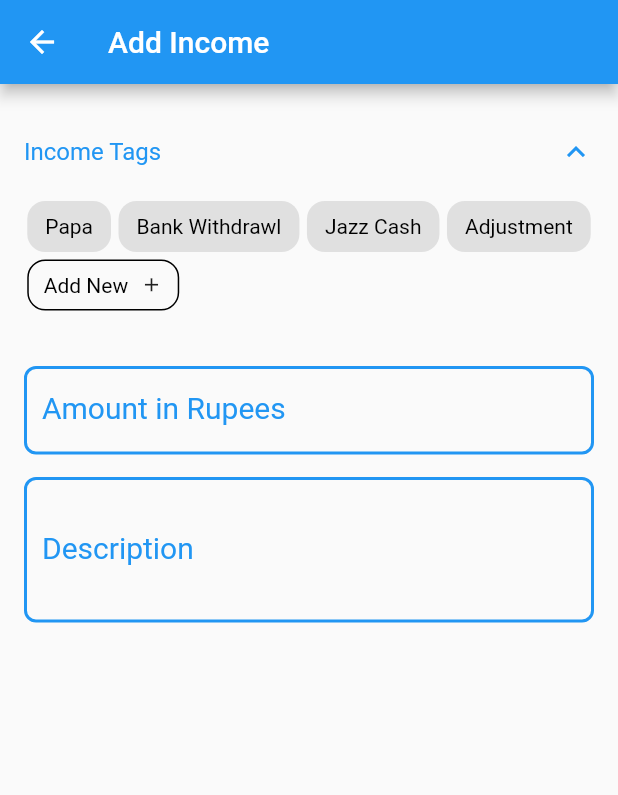
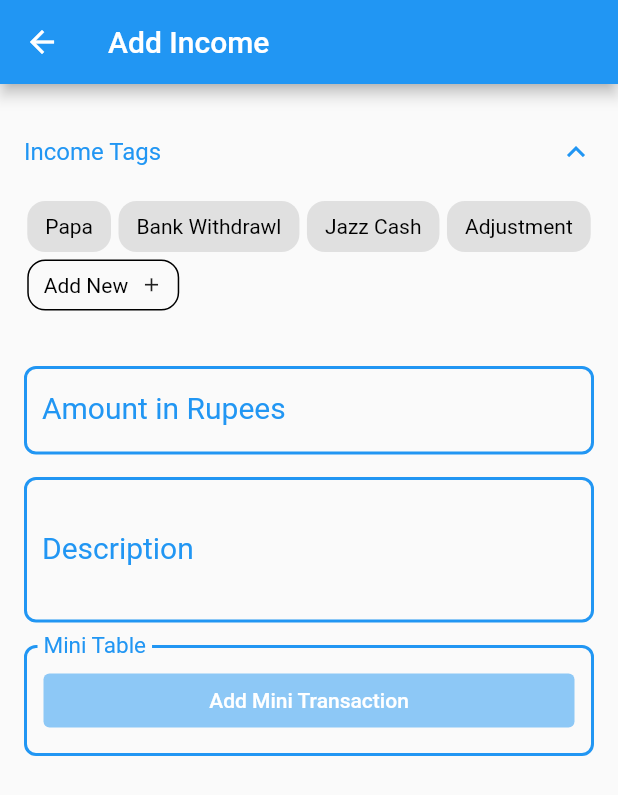
Before and after one commit to mshahzaib1629/little_pocket, a Flutter app: the AddTransactionScreen screen opened directly, on a phone screen of 412 x 824 dp. Shown: the top 795 px of the screen. Run offline on Flutter 3.47's test engine with Material 2 defaults, Android fonts, the phone set to English and light mode, and no system bars; missing offline and left inert: hawk_fab_menu.

Commit message:
Mini Table Added in Add Transaction Screen

```diff
--- a/lib/helpers/styling.dart
+++ b/lib/helpers/styling.dart
@@ -35,4 +35,48 @@ class AppTheme {
   static TextStyle addTagBtnTextStyle = TextStyle(
     color: Colors.black,
   );
+
+  static InputDecoration inputDecoration(color) => InputDecoration(
+        labelStyle: TextStyle(
+          color: color,
+          fontSize: 20,
+        ),
+        filled: false,
+        fillColor: color.withOpacity(0.15),
+        enabledBorder: OutlineInputBorder(
+          borderSide: BorderSide(
+            color: color,
+            width: 2,
+          ),
+          borderRadius: BorderRadius.circular(8),
+        ),
+        focusedBorder: OutlineInputBorder(
+          borderSide: BorderSide(
+            color: color,
+            width: 2,
+          ),
+          borderRadius: BorderRadius.circular(8),
+        ),
+        disabledBorder: OutlineInputBorder(
+          borderSide: BorderSide(
+            color: color,
+            width: 2,
+          ),
+          borderRadius: BorderRadius.circular(8),
+        ),
+        errorBorder: OutlineInputBorder(
+          borderSide: BorderSide(
+            color: color,
+            width: 2,
+          ),
+          borderRadius: BorderRadius.circular(8),
+        ),
+        focusedErrorBorder: OutlineInputBorder(
+          borderSide: BorderSide(
+            color: color,
+            width: 2,
+          ),
+          borderRadius: BorderRadius.circular(8),
+        ),
+      );
 }
--- a/lib/screens/add_transaction_screen.dart
+++ b/lib/screens/add_transaction_screen.dart
@@ -1,8 +1,10 @@
 import 'package:flutter/material.dart';
 import 'package:little_pocket/helpers/enums.dart';
 import 'package:little_pocket/helpers/styling.dart';
+import 'package:little_pocket/models/mini_transaction.dart';
 import 'package:little_pocket/models/tag.dart';
 import 'package:little_pocket/providers/tag_provider.dart';
+import 'package:little_pocket/widgets/add_mini_transaction_button.dart';
 import 'package:little_pocket/widgets/add_tag_button.dart';
 import 'package:little_pocket/widgets/tag_card.dart';
 import 'package:provider/provider.dart';
@@ -19,6 +21,8 @@ class _AddTransactionScreenState extends State<AddTransactionScreen> {
   final _amountTextController = TextEditingController();
   final _descriptionTextController = TextEditingController();
   Tag _selectedTag;
+
+  List<MiniTransaction> _miniTransactionList = [];
   Color _pageThemeColor() {
     Color color = AppTheme.adjustmentColor;
     if (widget.transactionType == TransactionType.Income)
@@ -105,47 +109,8 @@ class _AddTransactionScreenState extends State<AddTransactionScreen> {
   Widget _buildAmountField() {
     return TextFormField(
       controller: _amountTextController,
-      decoration: InputDecoration(
+      decoration: AppTheme.inputDecoration(_pageThemeColor()).copyWith(
         labelText: 'Amount in Rupees',
-        labelStyle: TextStyle(
-          color: _pageThemeColor(),
-          fontSize: 20,
-        ),
-        enabledBorder: OutlineInputBorder(
-          borderSide: BorderSide(
-            color: _pageThemeColor(),
-            width: 2,
-          ),
-          borderRadius: BorderRadius.circular(8),
-        ),
-        focusedBorder: OutlineInputBorder(
-          borderSide: BorderSide(
-            color: _pageThemeColor(),
-            width: 2,
-          ),
-          borderRadius: BorderRadius.circular(8),
-        ),
-        disabledBorder: OutlineInputBorder(
-          borderSide: BorderSide(
-            color: _pageThemeColor(),
-            width: 2,
-          ),
-          borderRadius: BorderRadius.circular(8),
-        ),
-        errorBorder: OutlineInputBorder(
-          borderSide: BorderSide(
-            color: _pageThemeColor(),
-            width: 2,
-          ),
-          borderRadius: BorderRadius.circular(8),
-        ),
-        focusedErrorBorder: OutlineInputBorder(
-          borderSide: BorderSide(
-            color: _pageThemeColor(),
-            width: 2,
-          ),
-          borderRadius: BorderRadius.circular(8),
-        ),
       ),
       keyboardType: TextInputType.number,
       minLines: 1,
@@ -156,14 +121,75 @@ class _AddTransactionScreenState extends State<AddTransactionScreen> {
   Widget _buildDescriptionField() {
     return TextField(
       controller: _descriptionTextController,
+      decoration: AppTheme.inputDecoration(_pageThemeColor()).copyWith(
+        labelText: 'Description',
+        hintText:
+            'Enter detail about this ${getEnumStringValue(widget.transactionType.toString())}',
+      ),
+      textCapitalization: TextCapitalization.sentences,
+      minLines: 3,
+      maxLines: 15,
+    );
+  }
+
+  var tableItem = (Widget textWidget) => Padding(
+        padding: const EdgeInsets.all(8.0),
+        child: textWidget,
+      );
+
+  List<TableRow> _buildMiniTableContent() {
+    return _miniTransactionList
+        .map((miniTransaction) => TableRow(children: [
+              tableItem(Text('${miniTransaction.name}')),
+              tableItem(Text('Rs. ${miniTransaction.amount.toString()}')),
+              tableItem(Text(
+                miniTransaction.balanceChange == BalanceChange.Icrement
+                    ? '+'
+                    : '-',
+                style: TextStyle(
+                  fontSize: 20,
+                  fontWeight: FontWeight.bold,
+                  color: miniTransaction.balanceChange == BalanceChange.Icrement
+                      ? AppTheme.amountIcrementColor
+                      : AppTheme.amountDecrementColor,
+                ),
+                textAlign: TextAlign.center,
+              )),
+              tableItem(InkWell(
+                onTap: () {},
+                child: Icon(
+                  Icons.edit,
+                  color: _pageThemeColor(),
+                  size: 16,
+                ),
+              )),
+            ]))
+        .toList();
+  }
+
+  void _addToMiniList(MiniTransaction miniTransaction) {
+    setState(() {
+      _miniTransactionList.add(miniTransaction);
+    });
+  }
+
+  Widget _buildMiniTable() {
+    return Container(
+      child: InputDecorator(
         decoration: InputDecoration(
-        labelText: 'Description',
+          contentPadding: EdgeInsets.all(13),
+          labelText: 'Mini Table',
           labelStyle: TextStyle(
             color: _pageThemeColor(),
             fontSize: 20,
           ),
-        hintText:
-            'Enter detail about this ${getEnumStringValue(widget.transactionType.toString())}',
+          border: OutlineInputBorder(
+            borderSide: BorderSide(
+              color: _pageThemeColor(),
+              width: 2,
+            ),
+            borderRadius: BorderRadius.circular(8),
+          ),
           enabledBorder: OutlineInputBorder(
             borderSide: BorderSide(
               color: _pageThemeColor(),
@@ -171,38 +197,60 @@ class _AddTransactionScreenState extends State<AddTransactionScreen> {
             ),
             borderRadius: BorderRadius.circular(8),
           ),
-        focusedBorder: OutlineInputBorder(
-          borderSide: BorderSide(
-            color: _pageThemeColor(),
-            width: 2,
         ),
-          borderRadius: BorderRadius.circular(8),
-        ),
-        disabledBorder: OutlineInputBorder(
-          borderSide: BorderSide(
-            color: _pageThemeColor(),
-            width: 2,
-          ),
-          borderRadius: BorderRadius.circular(8),
-        ),
-        errorBorder: OutlineInputBorder(
-          borderSide: BorderSide(
-            color: _pageThemeColor(),
-            width: 2,
-          ),
-          borderRadius: BorderRadius.circular(8),
-        ),
-        focusedErrorBorder: OutlineInputBorder(
-          borderSide: BorderSide(
-            color: _pageThemeColor(),
-            width: 2,
-          ),
-          borderRadius: BorderRadius.circular(8),
+        child: _miniTransactionList.isEmpty
+            ? Theme(
+                data:
+                    Theme.of(context).copyWith(accentColor: _pageThemeColor()),
+                child: AddMiniTransactionButton(
+                  addToList: _addToMiniList,
+                ))
+            : Table(
+                columnWidths: {
+                  2: FlexColumnWidth(0.4),
+                  3: FlexColumnWidth(0.2),
+                },
+                border: TableBorder.symmetric(
+                  inside: BorderSide(
+                    color: Colors.black26,
+                    style: BorderStyle.solid,
                   ),
                 ),
-      textCapitalization: TextCapitalization.sentences,
-      minLines: 3,
-      maxLines: 15,
+                children: [
+                  TableRow(
+                    children: [
+                      tableItem(Text(
+                        'Item',
+                        style: AppTheme.miniTableHeadingStyle
+                            .copyWith(color: _pageThemeColor()),
+                        textAlign: TextAlign.center,
+                      )),
+                      tableItem(Text(
+                        'Amount',
+                        style: AppTheme.miniTableHeadingStyle
+                            .copyWith(color: _pageThemeColor()),
+                        textAlign: TextAlign.center,
+                      )),
+                      tableItem(Text(
+                        '+ / -',
+                        style: AppTheme.miniTableHeadingStyle
+                            .copyWith(color: _pageThemeColor()),
+                        textAlign: TextAlign.center,
+                      )),
+                      tableItem(InkWell(
+                        onTap: null,
+                        child: Icon(
+                          Icons.edit,
+                          color: _pageThemeColor(),
+                          size: 16,
+                        ),
+                      )),
+                    ],
+                  ),
+                  ..._buildMiniTableContent(),
+                ],
+              ),
+      ),
     );
   }
 
@@ -235,6 +283,23 @@ class _AddTransactionScreenState extends State<AddTransactionScreen> {
                       height: 15,
                     ),
                     _buildDescriptionField(),
+                    SizedBox(
+                      height: 15,
+                    ),
+                    _buildMiniTable(),
+                    if (_miniTransactionList.isNotEmpty)
+                      Row(
+                        mainAxisAlignment: MainAxisAlignment.end,
+                        children: [
+                          Theme(
+                            data: Theme.of(context)
+                                .copyWith(accentColor: _pageThemeColor()),
+                            child: AddMiniTransactionButton(
+                              addToList: _addToMiniList,
+                            ),
+                          ),
+                        ],
+                      ),
                   ],
                 ),
               ),
--- a/lib/screens/history_screen.dart
+++ b/lib/screens/history_screen.dart
@@ -7,7 +7,6 @@ import 'package:little_pocket/providers/transaction_provider.dart';
 import 'package:little_pocket/screens/add_transaction_screen.dart';
 import 'package:little_pocket/screens/app_drawer.dart';
 import 'package:little_pocket/widgets/history_card.dart';
-import 'package:little_pocket/widgets/history_screen_floating_button.dart';
 import 'package:provider/provider.dart';
 
 class HistoryScreen extends StatefulWidget {
```
Also changed, not shown: lib/screens/transaction_detail_screen.dart (+2 -49 lines), lib/widgets/add_mini_transaction_button.dart (added, +126 -0 lines). Lines whose indentation alone changed are shown as unchanged.
